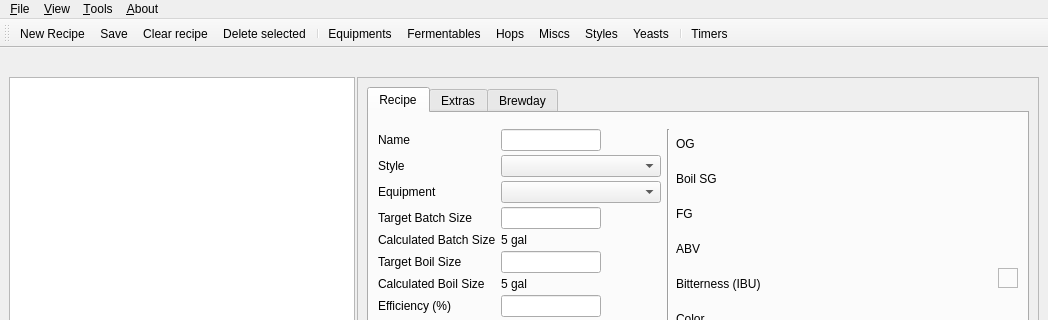
The window that ui/mainWindow.ui (Brewtarget/brewtarget) describes before a commit, drawn with Qt 5; both pictures show x 0 to 1048 and y 0 to 320 of the 1048 by 829 pixel window.
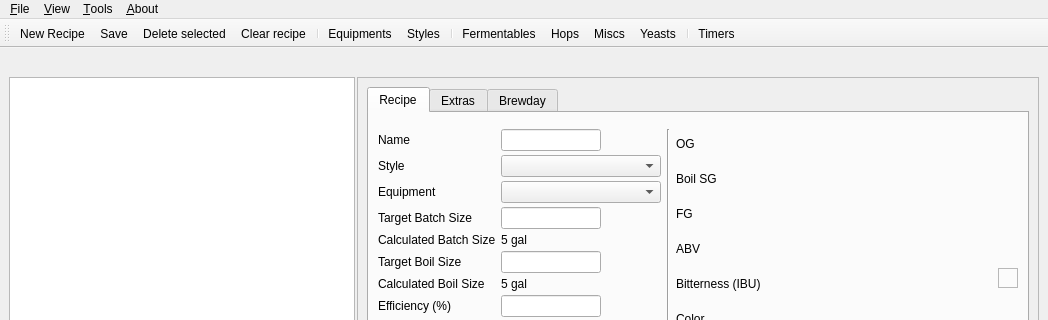
The same window after the commit. Icons and pictures are not drawn. Custom widgets are drawn as their Qt base class.

Commit message: Rearranged toolbar to be more consistent and logical.

```diff
--- a/ui/mainWindow.ui
+++ b/ui/mainWindow.ui
@@ -1753,14 +1753,15 @@
    </attribute>
    <addaction name="actionNewRecipe"/>
    <addaction name="actionSave"/>
-   <addaction name="actionClearRecipe"/>
    <addaction name="actionDeleteSelected"/>
+   <addaction name="actionClearRecipe"/>
    <addaction name="separator"/>
    <addaction name="actionEquipments"/>
+   <addaction name="actionStyles"/>
+   <addaction name="separator"/>
    <addaction name="actionFermentables"/>
    <addaction name="actionHops"/>
    <addaction name="actionMiscs"/>
-   <addaction name="actionStyles"/>
    <addaction name="actionYeasts"/>
    <addaction name="separator"/>
    <addaction name="actionTimers"/>
```
Left out of the diff: 11 changed lines with no effect on the pictures.
